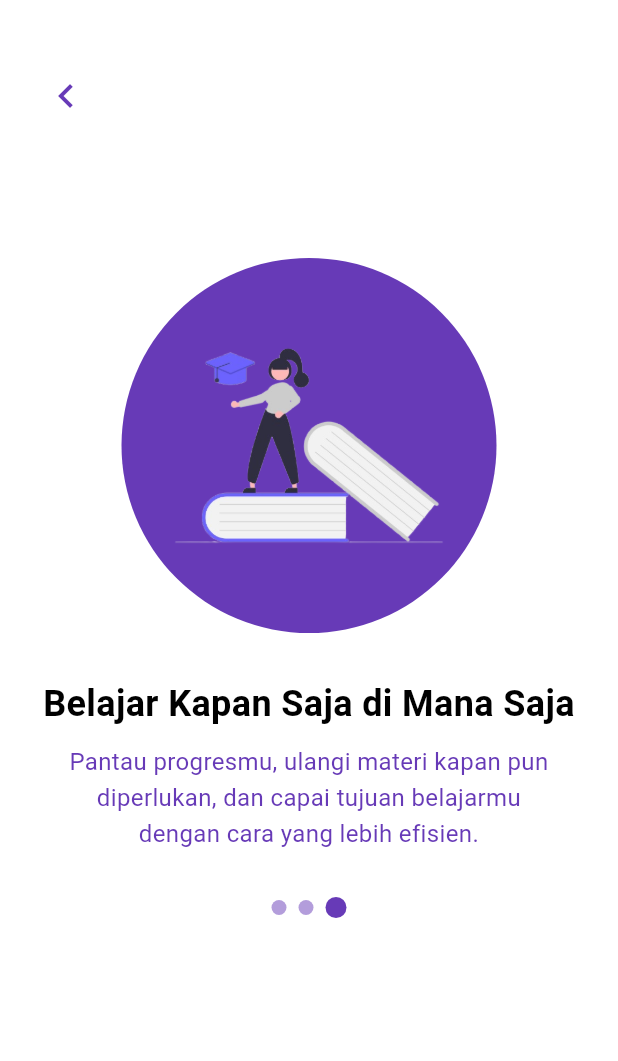
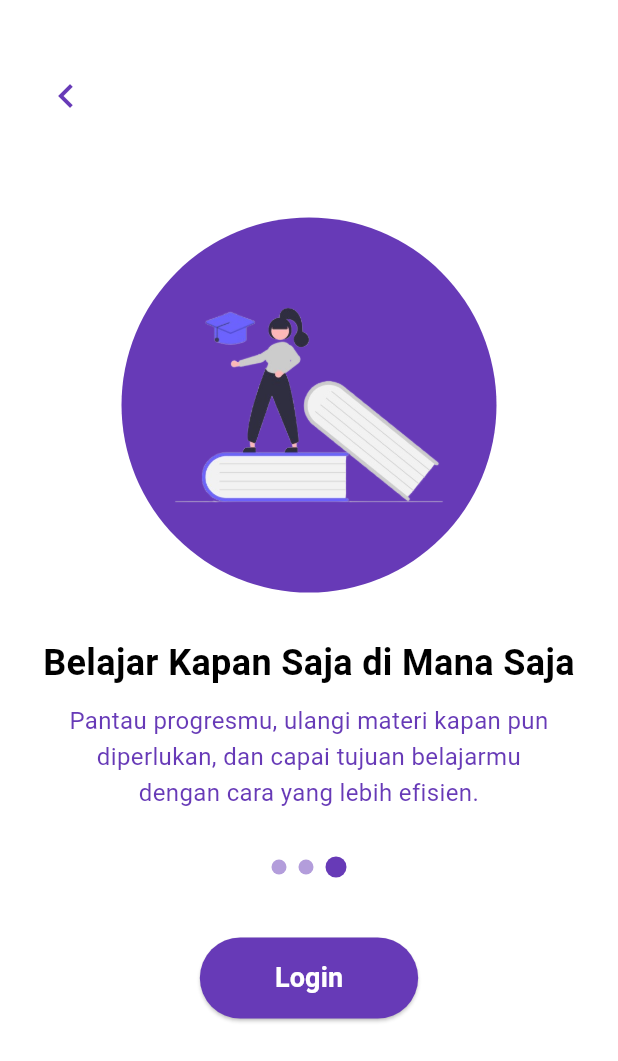
Before and after one commit to hiofadlikaakbar/revisi_uts_hio, a Flutter app: the SplashScreen3 screen opened directly, on a phone screen of 412 x 824 dp. Shown: the top 1061 px of the screen. Run offline on Flutter 3.47's test engine with Material 3 defaults, Android fonts, the phone set to English and light mode, and no system bars.

Commit message:
membuat tombol login dan fungsinya

```diff
--- a/lib/screen/screen_3.dart
+++ b/lib/screen/screen_3.dart
@@ -91,34 +91,34 @@
 
                 const SizedBox(height: 40),
 
-                // ElevatedButton(
-                //   onPressed: () {
-                //     Navigator.pushReplacement(
-                //       context,
-                //       MaterialPageRoute(
-                //         builder: (context) => const LoginPage(),
-                //       ),
-                //     );
-                //   },
-                //   style: ElevatedButton.styleFrom(
-                //     backgroundColor: Colors.deepPurple,
-                //     padding: const EdgeInsets.symmetric(
-                //       horizontal: 50,
-                //       vertical: 14,
-                //     ),
-                //     shape: RoundedRectangleBorder(
-                //       borderRadius: BorderRadius.circular(30),
-                //     ),
-                //   ),
-                //   child: const Text(
-                //     'Login',
-                //     style: TextStyle(
-                //       fontSize: 18,
-                //       color: Colors.white,
-                //       fontWeight: FontWeight.bold,
-                //     ),
-                //   ),
-                // ),
+                ElevatedButton(
+                  onPressed: () {
+                    Navigator.pushReplacement(
+                      context,
+                      MaterialPageRoute(
+                        builder: (context) => const LoginPage(),
+                      ),
+                    );
+                  },
+                  style: ElevatedButton.styleFrom(
+                    backgroundColor: Colors.deepPurple,
+                    padding: const EdgeInsets.symmetric(
+                      horizontal: 50,
+                      vertical: 14,
+                    ),
+                    shape: RoundedRectangleBorder(
+                      borderRadius: BorderRadius.circular(30),
+                    ),
+                  ),
+                  child: const Text(
+                    'Login',
+                    style: TextStyle(
+                      fontSize: 18,
+                      color: Colors.white,
+                      fontWeight: FontWeight.bold,
+                    ),
+                  ),
+                ),
               ],
             ),
           ),
```
